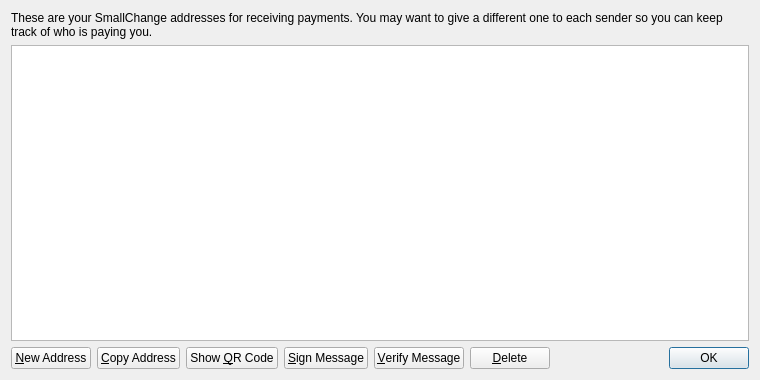
Qt form src/qt/forms/addressbookpage.ui (concretecoin/concretecoin) before a commit.
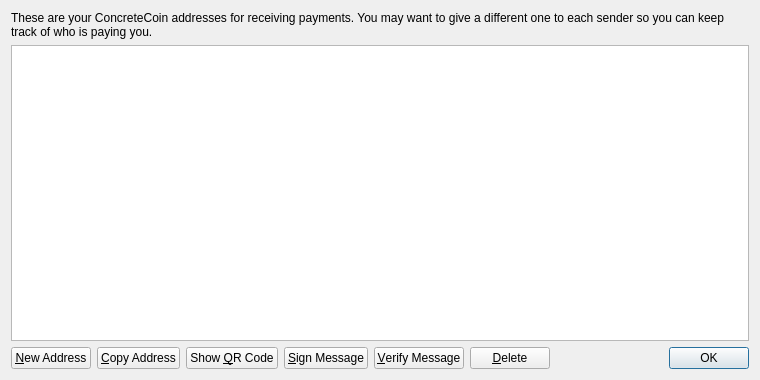
The same form after that commit. Icons and pictures are not drawn.

Diff of the .ui file:
```diff
--- a/src/qt/forms/addressbookpage.ui
+++ b/src/qt/forms/addressbookpage.ui
@@ -17,7 +17,7 @@
    <item>
     <widget class="QLabel" name="labelExplanation">
      <property name="text">
-      <string>These are your SmallChange addresses for receiving payments. You may want to give a different one to each sender so you can keep track of who is paying you.</string>
+      <string>These are your ConcreteCoin addresses for receiving payments. You may want to give a different one to each sender so you can keep track of who is paying you.</string>
      </property>
      <property name="textFormat">
       <enum>Qt::PlainText</enum>
```
